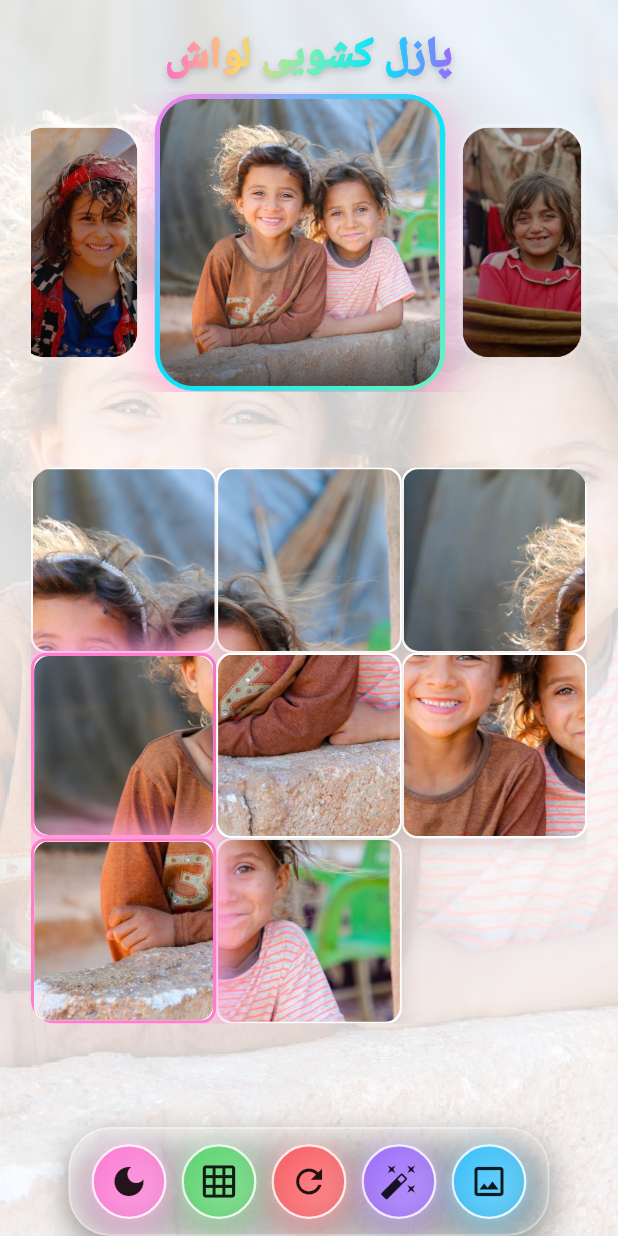
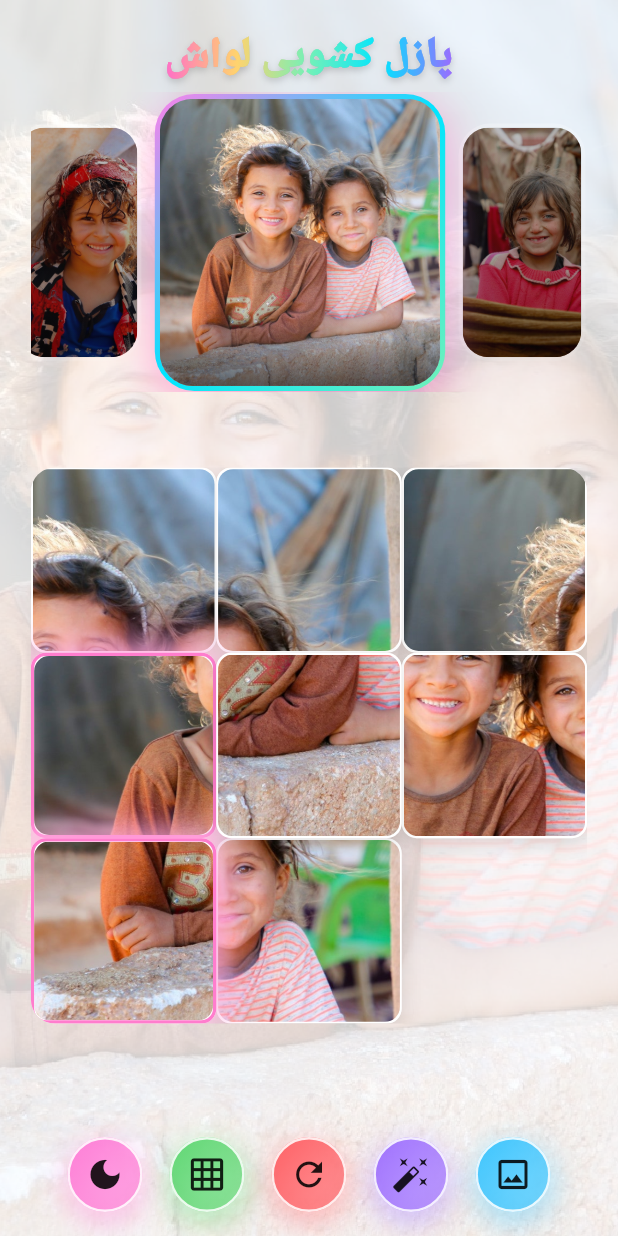
Before and after one commit to kamyarmg/lavash, a Flutter app: the screen it shows after launch, on a phone screen of 412 x 824 dp. Run offline on Flutter 3.47's test engine with Material 3 defaults, Android fonts, the phone set to English and light mode, and no system bars; our stand-ins replace google_fonts, image_picker, shared_preferences; Roboto replaces fonts that are missing (Vazirmatn).

Commit message:
Refactor action bar layout for improved button spacing and remove unused elements

```diff
--- a/lib/main.dart
+++ b/lib/main.dart
@@ -1576,36 +1576,12 @@ class _ActionBar extends StatelessWidget {
     // در حال حاضر عمداً از SafeArea صرفنظر شده تا کاملاً به لبه بچسبد. در صورت نیاز:
     // return SafeArea(top: false, child: ...)
     return Padding(
-      padding: const EdgeInsets.fromLTRB(8, 0, 8, 0),
+      padding: const EdgeInsets.fromLTRB(8, 0, 8, 16),
       child: Center(
-        child: Container(
-          padding: const EdgeInsets.symmetric(horizontal: 14, vertical: 10),
-          decoration: BoxDecoration(
-            borderRadius: BorderRadius.circular(28),
-            gradient: LinearGradient(
-              colors: [
-                Colors.white.withValues(alpha: 0.45),
-                Colors.white.withValues(alpha: 0.18),
-              ],
-              begin: Alignment.topLeft,
-              end: Alignment.bottomRight,
-            ),
-            border: Border.all(
-              color: Colors.white.withValues(alpha: 0.35),
-              width: 1.3,
-            ),
-            boxShadow: [
-              BoxShadow(
-                color: Colors.black.withValues(alpha: 0.40),
-                blurRadius: 18,
-                offset: const Offset(0, 8),
-              ),
-            ],
-          ),
         child: Wrap(
           alignment: WrapAlignment.center,
-            spacing: 10,
-            runSpacing: 8,
+          spacing: 18, // فاصله بیشتر بین دکمه‌ها
+          runSpacing: 16, // فاصله بیشتر بین ردیف‌ها
           children: [
             _CircularGlassButton(
               icon: const Icon(Icons.image_outlined),
@@ -1660,7 +1636,6 @@ class _ActionBar extends StatelessWidget {
             ),
             // دکمه حالت کوررنگی حذف شد
           ],
-          ),
         ),
       ),
     );
```
Lines whose indentation alone changed are shown as unchanged.
